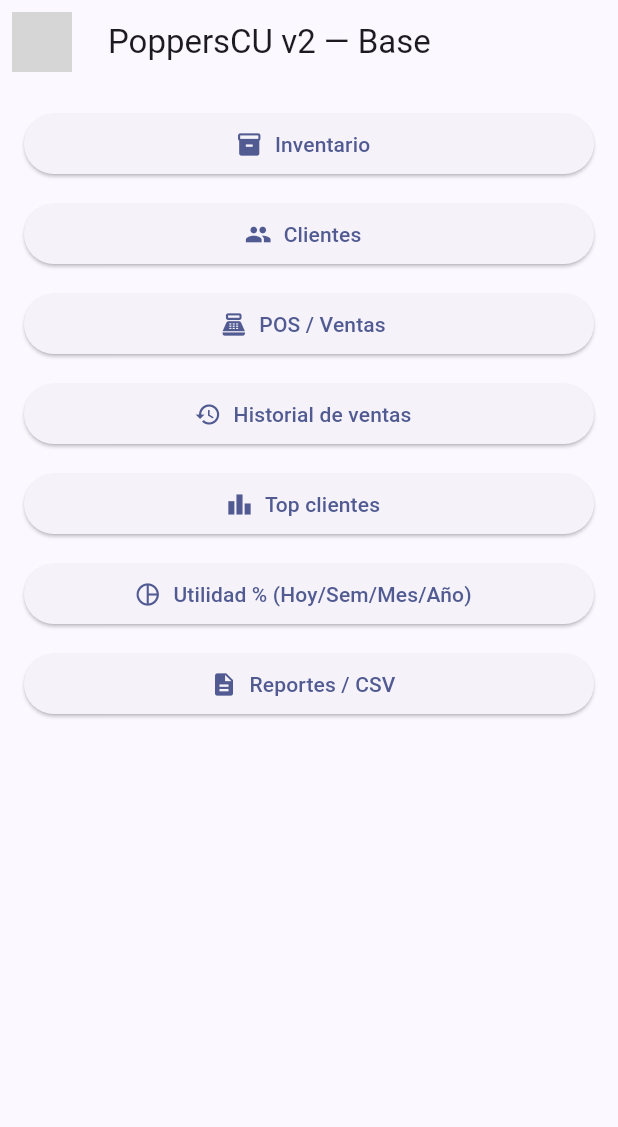
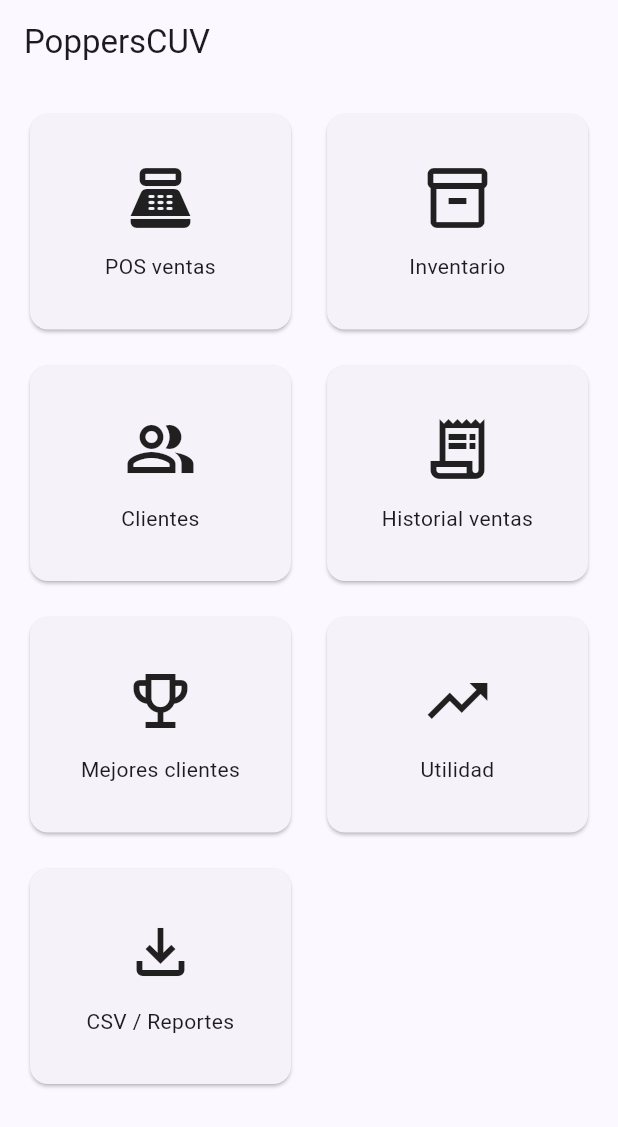
Before and after one commit to sergiopolis69-oss/popperscuv4, a Flutter app: the screen it shows after launch, on a phone screen of 412 x 824 dp. Shown: the top 1127 px of the screen. Run offline on Flutter 3.47's test engine with Material 3 defaults, Android fonts, the phone set to English and light mode, and no system bars; our stand-ins replace csv, file_picker, flutter_riverpod, sqflite; accounts and stored records are empty; grey boxes are pictures that could not be loaded.

Commit message:
Update home_page.dart

```diff
--- a/lib/ui/home_page.dart
+++ b/lib/ui/home_page.dart
@@ -1,73 +1,65 @@
 import 'package:flutter/material.dart';
+
+// Usa imports relativos para evitar conflictos con el nombre del paquete.
+import 'sales_page.dart';
 import 'products_page.dart';
 import 'customers_page.dart';
-import 'sales_page.dart';
 import 'sales_history_page.dart';
-import 'reports_page.dart';
 import 'top_customers_page.dart';
 import 'profit_overview_page.dart';
+import 'reports_page.dart';
 
 class HomePage extends StatelessWidget {
   const HomePage({super.key});
 
   @override
   Widget build(BuildContext context) {
+    final tiles = <_NavItem>[
+      _NavItem('POS ventas', Icons.point_of_sale, () => const SalesPage()),
+      _NavItem('Inventario', Icons.inventory_2_outlined, () => const ProductsPage()),
+      _NavItem('Clientes', Icons.people_alt_outlined, () => const CustomersPage()),
+      _NavItem('Historial ventas', Icons.receipt_long_outlined, () => const SalesHistoryPage()),
+      _NavItem('Mejores clientes', Icons.emoji_events_outlined, () => const TopCustomersPage()),
+      _NavItem('Utilidad', Icons.trending_up_outlined, () => const ProfitOverviewPage()),
+      _NavItem('CSV / Reportes', Icons.file_download_outlined, () => const ReportsPage()),
+    ];
+
     return Scaffold(
-      appBar: AppBar(
-        title: const Text('PoppersCU v2 — Base'),
-        leading: Padding(
-          padding: const EdgeInsets.all(8),
-          child: CircleAvatar(backgroundImage: AssetImage('assets/logo.png')),
+      appBar: AppBar(title: const Text('PoppersCUV')),
+      body: GridView.builder(
+        padding: const EdgeInsets.all(16),
+        gridDelegate: const SliverGridDelegateWithFixedCrossAxisCount(
+          crossAxisCount: 2, mainAxisSpacing: 16, crossAxisSpacing: 16, childAspectRatio: 1.2,
         ),
-      ),
-      body: Padding(
-        padding: const EdgeInsets.all(16),
-        child: ListView(
-          children: [
-            ElevatedButton.icon(
-              icon: const Icon(Icons.inventory_2),
-              label: const Text('Inventario'),
-              onPressed: () => Navigator.push(context, MaterialPageRoute(builder: (_) => const ProductsPage())),
+        itemCount: tiles.length,
+        itemBuilder: (_, i) {
+          final it = tiles[i];
+          return Card(
+            child: InkWell(
+              onTap: () => Navigator.push(
+                _, MaterialPageRoute(builder: (_) => it.builder()),
+              ),
+              child: Center(
+                child: Column(
+                  mainAxisSize: MainAxisSize.min,
+                  children: [
+                    Icon(it.icon, size: 48),
+                    const SizedBox(height: 12),
+                    Text(it.title, textAlign: TextAlign.center),
+                  ],
+                ),
+              ),
             ),
-            const SizedBox(height: 12),
-            ElevatedButton.icon(
-              icon: const Icon(Icons.people),
-              label: const Text('Clientes'),
-              onPressed: () => Navigator.push(context, MaterialPageRoute(builder: (_) => const CustomersPage())),
-            ),
-            const SizedBox(height: 12),
-            ElevatedButton.icon(
-              icon: const Icon(Icons.point_of_sale),
-              label: const Text('POS / Ventas'),
-              onPressed: () => Navigator.push(context, MaterialPageRoute(builder: (_) => const SalesPage())),
-            ),
-            const SizedBox(height: 12),
-            ElevatedButton.icon(
-              icon: const Icon(Icons.history),
-              label: const Text('Historial de ventas'),
-              onPressed: () => Navigator.push(context, MaterialPageRoute(builder: (_) => const SalesHistoryPage())),
-            ),
-            const SizedBox(height: 12),
-            ElevatedButton.icon(
-              icon: const Icon(Icons.leaderboard),
-              label: const Text('Top clientes'),
-              onPressed: () => Navigator.push(context, MaterialPageRoute(builder: (_) => const TopCustomersPage())),
-            ),
-            const SizedBox(height: 12),
-            ElevatedButton.icon(
-              icon: const Icon(Icons.pie_chart_outline),
-              label: const Text('Utilidad % (Hoy/Sem/Mes/Año)'),
-              onPressed: () => Navigator.push(context, MaterialPageRoute(builder: (_) => const ProfitOverviewPage())),
-            ),
-            const SizedBox(height: 12),
-            ElevatedButton.icon(
-              icon: const Icon(Icons.description),
-              label: const Text('Reportes / CSV'),
-              onPressed: () => Navigator.push(context, MaterialPageRoute(builder: (_) => const ReportsPage())),
-            ),
-          ],
-        ),
+          );
+        },
       ),
     );
   }
 }
+
+class _NavItem {
+  final String title;
+  final IconData icon;
+  final Widget Function() builder;
+  _NavItem(this.title, this.icon, this.builder);
+}
```
